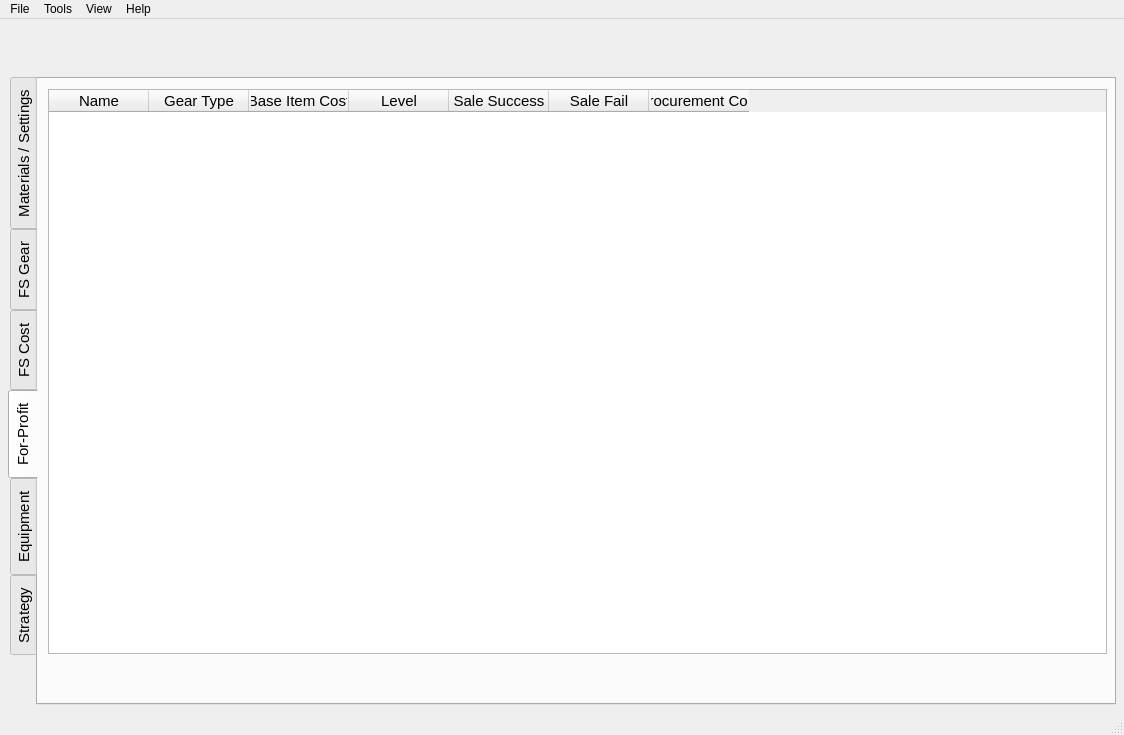
Above: Forms/Main_Window.ui from Graveflo/BDO_Enhancement_Tool before the change. Below: the same form after it.
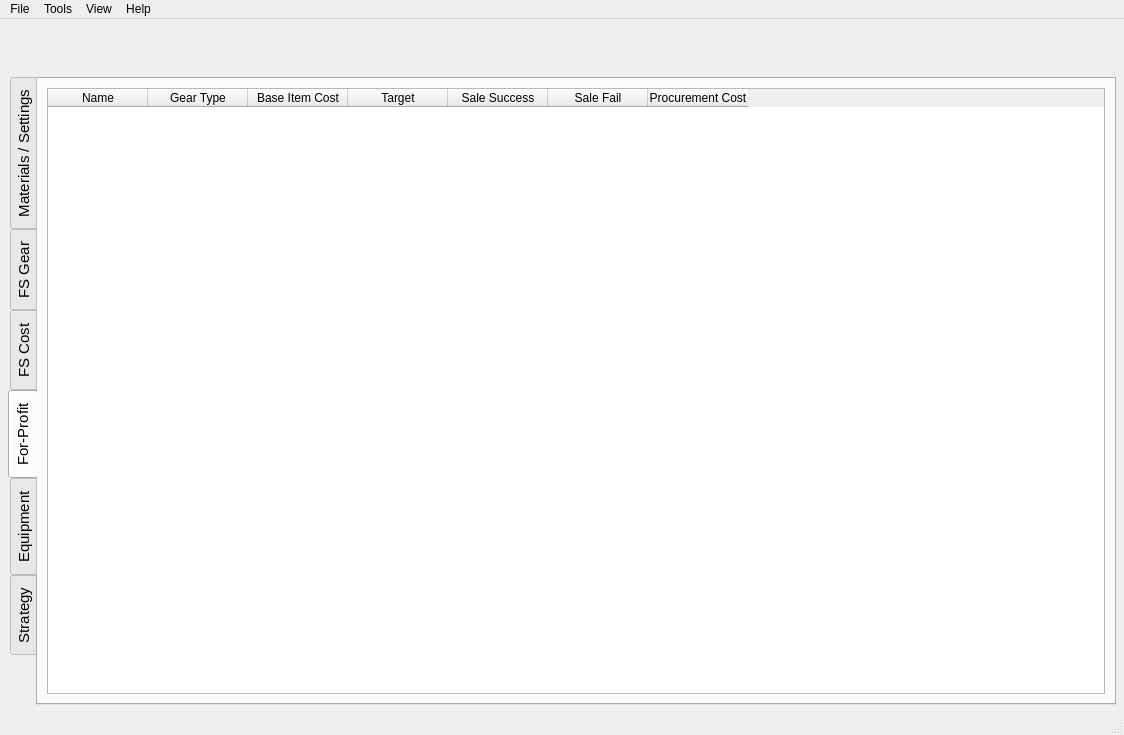
That is the form after the change. The open tabs and pages were chosen to show the change. Icons and pictures are not drawn. Custom widgets are drawn as their Qt base class.

Patch:
```diff
--- a/Forms/Main_Window.ui
+++ b/Forms/Main_Window.ui
@@ -938,15 +938,9 @@
        <attribute name="title">
         <string>For-Profit</string>
        </attribute>
+       <layout class="QVBoxLayout" name="verticalLayout_11">
+        <item>
        <widget class="QTableWidget" name="table_FS_2">
-        <property name="geometry">
-         <rect>
-          <x>10</x>
-          <y>10</y>
-          <width>1059</width>
-          <height>565</height>
-         </rect>
-        </property>
         <property name="alternatingRowColors">
          <bool>true</bool>
         </property>
@@ -973,7 +967,7 @@
         </column>
         <column>
          <property name="text">
-          <string>Level</string>
+            <string>Target</string>
          </property>
         </column>
         <column>
@@ -992,6 +986,8 @@
          </property>
         </column>
        </widget>
+        </item>
+       </layout>
       </widget>
       <widget class="QWidget" name="tab_equip">
        <attribute name="title">
@@ -1531,6 +1527,21 @@
    <extends>QDoubleSpinBox</extends>
    <header>BDO_Enhancement_Tool.QtCommon.Qt_common</header>
   </customwidget>
+  <customwidget>
+   <class>PlotWidget</class>
+   <extends>QGraphicsView</extends>
+   <header>pyqtgraph</header>
+  </customwidget>
+  <customwidget>
+   <class>TableFS</class>
+   <extends>QTableWidget</extends>
+   <header>BDO_Enhancement_Tool.Widgets.tableFS</header>
+  </customwidget>
+  <customwidget>
+   <class>TableFSCost</class>
+   <extends>QTableWidget</extends>
+   <header>BDO_Enhancement_Tool.Widgets.tableFS_Cost</header>
+  </customwidget>
  </customwidgets>
  <resources/>
  <connections/>
```
Left out of the diff: 18 changed lines with no effect on the pictures. Lines whose indentation alone changed are shown as unchanged.
